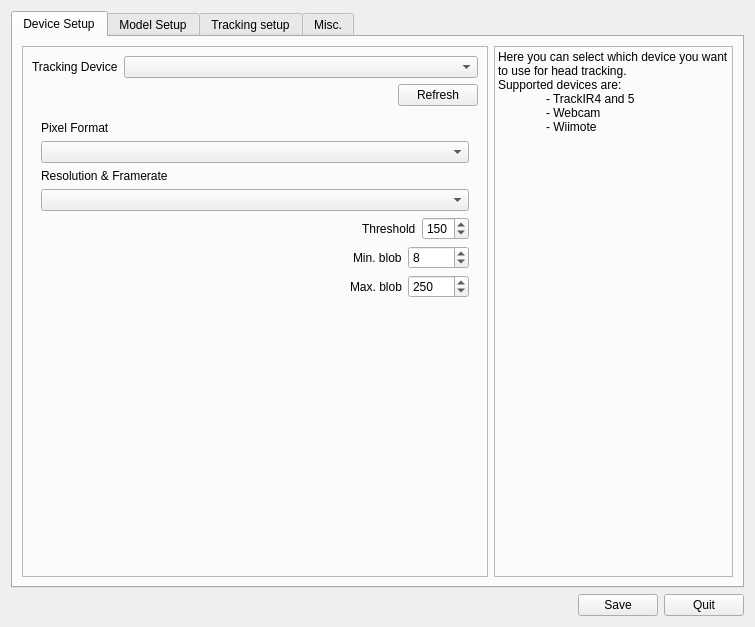
Before: the Qt Designer form branches/michal/src/qt_gui/ltr.ui in uglyDwarf/linuxtrack, drawn with Qt 5.
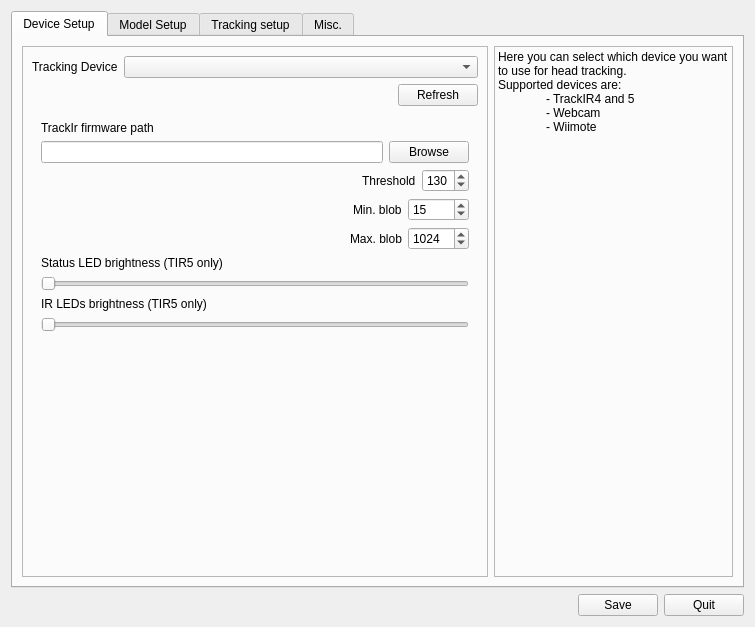
After: the same form once the commit is applied. Icons and pictures are not drawn.

Commit message: Added more preferences to TIR driver. Tir should now signalize device status - running/paused. Added TIR pref. pane to linuxtrack GUI.

The edit to the form file:
```diff
--- a/branches/michal/src/qt_gui/ltr.ui
+++ b/branches/michal/src/qt_gui/ltr.ui
@@ -85,7 +85,7 @@
               <item>
                <widget class="QStackedWidget" name="DeviceSetupStack">
                 <property name="currentIndex">
-                 <number>0</number>
+                 <number>2</number>
                 </property>
                 <widget class="QWidget" name="page">
                  <layout class="QVBoxLayout" name="verticalLayout">
@@ -362,6 +362,210 @@
                   </item>
                  </layout>
                 </widget>
+                <widget class="QWidget" name="page_7">
+                 <layout class="QVBoxLayout" name="verticalLayout_16">
+                  <item>
+                   <layout class="QVBoxLayout" name="verticalLayout_15">
+                    <item>
+                     <widget class="QLabel" name="label_46">
+                      <property name="text">
+                       <string>TrackIr firmware path</string>
+                      </property>
+                     </widget>
+                    </item>
+                    <item>
+                     <layout class="QHBoxLayout" name="horizontalLayout_19">
+                      <item>
+                       <widget class="QLineEdit" name="TirFwPath"/>
+                      </item>
+                      <item>
+                       <widget class="QPushButton" name="TirBrowseButton">
+                        <property name="text">
+                         <string>Browse</string>
+                        </property>
+                       </widget>
+                      </item>
+                     </layout>
+                    </item>
+                   </layout>
+                  </item>
+                  <item>
+                   <layout class="QHBoxLayout" name="horizontalLayout_16">
+                    <item>
+                     <spacer name="horizontalSpacer_7">
+                      <property name="orientation">
+                       <enum>Qt::Horizontal</enum>
+                      </property>
+                      <property name="sizeHint" stdset="0">
+                       <size>
+                        <width>40</width>
+                        <height>20</height>
+                       </size>
+                      </property>
+                     </spacer>
+                    </item>
+                    <item>
+                     <widget class="QLabel" name="Threshold_label">
+                      <property name="text">
+                       <string>Threshold</string>
+                      </property>
+                     </widget>
+                    </item>
+                    <item>
+                     <widget class="QSpinBox" name="TirThreshold">
+                      <property name="minimum">
+                       <number>30</number>
+                      </property>
+                      <property name="maximum">
+                       <number>253</number>
+                      </property>
+                      <property name="value">
+                       <number>130</number>
+                      </property>
+                     </widget>
+                    </item>
+                   </layout>
+                  </item>
+                  <item>
+                   <layout class="QHBoxLayout" name="horizontalLayout_17">
+                    <item>
+                     <spacer name="horizontalSpacer_8">
+                      <property name="orientation">
+                       <enum>Qt::Horizontal</enum>
+                      </property>
+                      <property name="sizeHint" stdset="0">
+                       <size>
+                        <width>40</width>
+                        <height>20</height>
+                       </size>
+                      </property>
+                     </spacer>
+                    </item>
+                    <item>
+                     <widget class="QLabel" name="label_43">
+                      <property name="text">
+                       <string>Min. blob</string>
+                      </property>
+                     </widget>
+                    </item>
+                    <item>
+                     <widget class="QSpinBox" name="TirMinBlob">
+                      <property name="minimum">
+                       <number>1</number>
+                      </property>
+                      <property name="maximum">
+                       <number>10000</number>
+                      </property>
+                      <property name="value">
+                       <number>15</number>
+                      </property>
+                     </widget>
+                    </item>
+                   </layout>
+                  </item>
+                  <item>
+                   <layout class="QHBoxLayout" name="horizontalLayout_18">
+                    <item>
+                     <spacer name="horizontalSpacer_9">
+                      <property name="orientation">
+                       <enum>Qt::Horizontal</enum>
+                      </property>
+                      <property name="sizeHint" stdset="0">
+                       <size>
+                        <width>40</width>
+                        <height>20</height>
+                       </size>
+                      </property>
+                     </spacer>
+                    </item>
+                    <item>
+                     <widget class="QLabel" name="label_44">
+                      <property name="text">
+                       <string>Max. blob</string>
+                      </property>
+                     </widget>
+                    </item>
+                    <item>
+                     <widget class="QSpinBox" name="TirMaxBlob">
+                      <property name="minimum">
+                       <number>1</number>
+                      </property>
+                      <property name="maximum">
+                       <number>10000</number>
+                      </property>
+                      <property name="value">
+                       <number>1024</number>
+                      </property>
+                     </widget>
+                    </item>
+                   </layout>
+                  </item>
+                  <item>
+                   <layout class="QVBoxLayout" name="verticalLayout_13">
+                    <item>
+                     <widget class="QLabel" name="label_42">
+                      <property name="text">
+                       <string>Status LED brightness (TIR5 only)</string>
+                      </property>
+                     </widget>
+                    </item>
+                    <item>
+                     <widget class="QSlider" name="TirStatusBright">
+                      <property name="maximum">
+                       <number>3</number>
+                      </property>
+                      <property name="pageStep">
+                       <number>1</number>
+                      </property>
+                      <property name="orientation">
+                       <enum>Qt::Horizontal</enum>
+                      </property>
+                     </widget>
+                    </item>
+                   </layout>
+                  </item>
+                  <item>
+                   <layout class="QVBoxLayout" name="verticalLayout_14">
+                    <item>
+                     <widget class="QLabel" name="label_45">
+                      <property name="text">
+                       <string>IR LEDs brightness (TIR5 only)</string>
+                      </property>
+                     </widget>
+                    </item>
+                    <item>
+                     <widget class="QSlider" name="TirIrBright">
+                      <property name="minimum">
+                       <number>5</number>
+                      </property>
+                      <property name="maximum">
+                       <number>7</number>
+                      </property>
+                      <property name="pageStep">
+                       <number>1</number>
+                      </property>
+                      <property name="orientation">
+                       <enum>Qt::Horizontal</enum>
+                      </property>
+                     </widget>
+                    </item>
+                   </layout>
+                  </item>
+                  <item>
+                   <spacer name="verticalSpacer_7">
+                    <property name="orientation">
+                     <enum>Qt::Vertical</enum>
+                    </property>
+                    <property name="sizeHint" stdset="0">
+                     <size>
+                      <width>20</width>
+                      <height>132</height>
+                     </size>
+                    </property>
+                   </spacer>
+                  </item>
+                 </layout>
+                </widget>
                </widget>
               </item>
              </layout>
```
Left out of the diff: 23 changed lines with no effect on the pictures. The commit also changes 5 other files.
